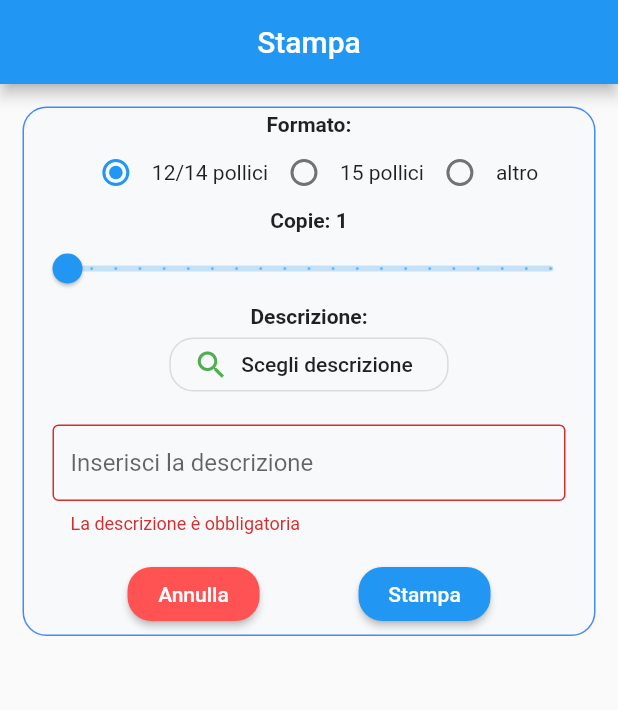
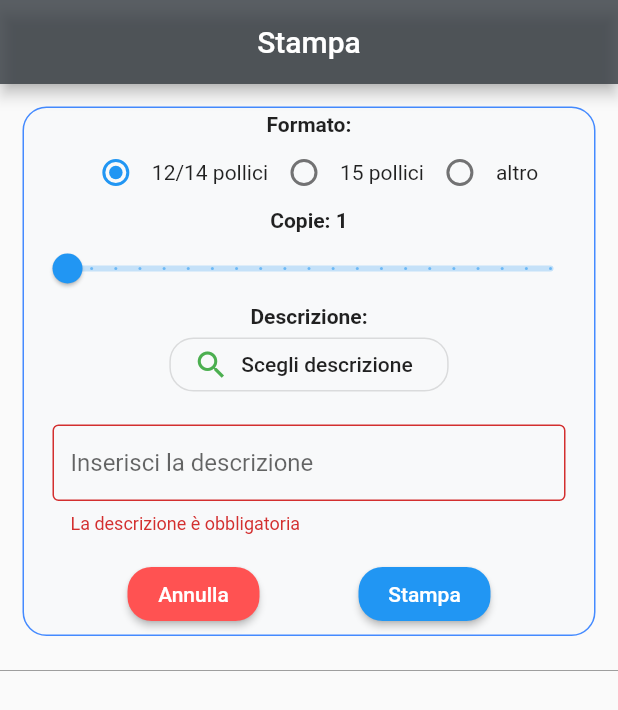
Before and after one commit to nikzanda/Stampa_app, a Flutter app: the screen it shows after launch, after a tap on "Stampa", on a phone screen of 412 x 824 dp. Shown: the top 710 px of the screen. Run offline on Flutter 3.47's test engine with Material 2 defaults, Android fonts, the phone set to English and light mode, and no system bars; missing offline and left inert: flutter_config.

Commit message:
aggiunto divider

```diff
--- a/lib/screens/Stampa.dart
+++ b/lib/screens/Stampa.dart
@@ -64,7 +64,7 @@ class _StampaState extends State<Stampa> {
   } //onRadioFormato
 
   Future<bool> setDescrizioni() =>
-      Future.delayed(Duration(seconds: 1), () async {
+      Future.delayed(Duration(seconds: 2), () async {
         descrizioni = [];
 
         final http.Response response = await http
@@ -140,11 +140,14 @@ class _StampaState extends State<Stampa> {
       appBar: AppBar(
         title: Text(widget.title),
         centerTitle: true,
+        backgroundColor: Color.fromRGBO(52, 58, 64, .8),
       ),
       body: GestureDetector(
         behavior: HitTestBehavior.translucent,
         onTap: () => FocusScope.of(context).requestFocus(FocusNode()),
-        child: Container(
+        child: Column(
+          children: <Widget>[
+            Container(
               margin: const EdgeInsets.all(15.0),
               padding: const EdgeInsets.all(3.0),
               decoration: BoxDecoration(
@@ -205,7 +208,8 @@ class _StampaState extends State<Stampa> {
                               style: TextStyle(fontWeight: FontWeight.bold)),
                           OutlineButton(
                             shape: RoundedRectangleBorder(
-                          borderRadius: BorderRadius.all(Radius.circular(16)),
+                              borderRadius:
+                                  BorderRadius.all(Radius.circular(16)),
                             ),
                             child: Row(
                               mainAxisSize: MainAxisSize.min,
@@ -287,6 +291,11 @@ class _StampaState extends State<Stampa> {
                 ],
               ),
             ),
+            const Divider(
+              color: Colors.grey,
+            ),
+          ],
+        ),
       ),
     );
   } //build
```
Lines whose indentation alone changed are shown as unchanged.
